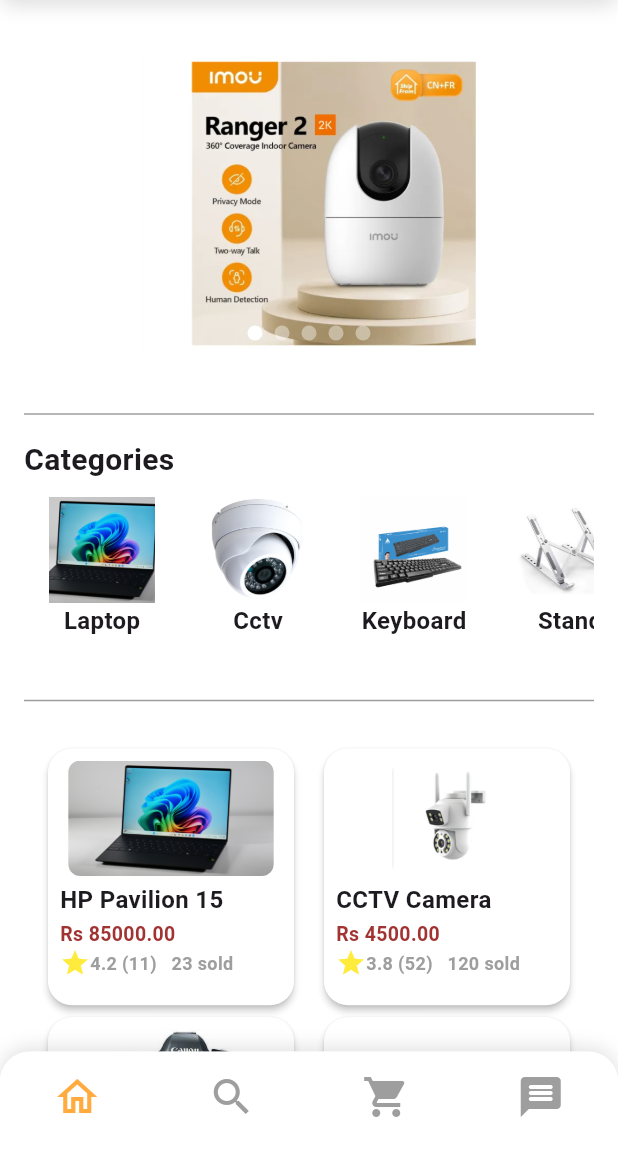
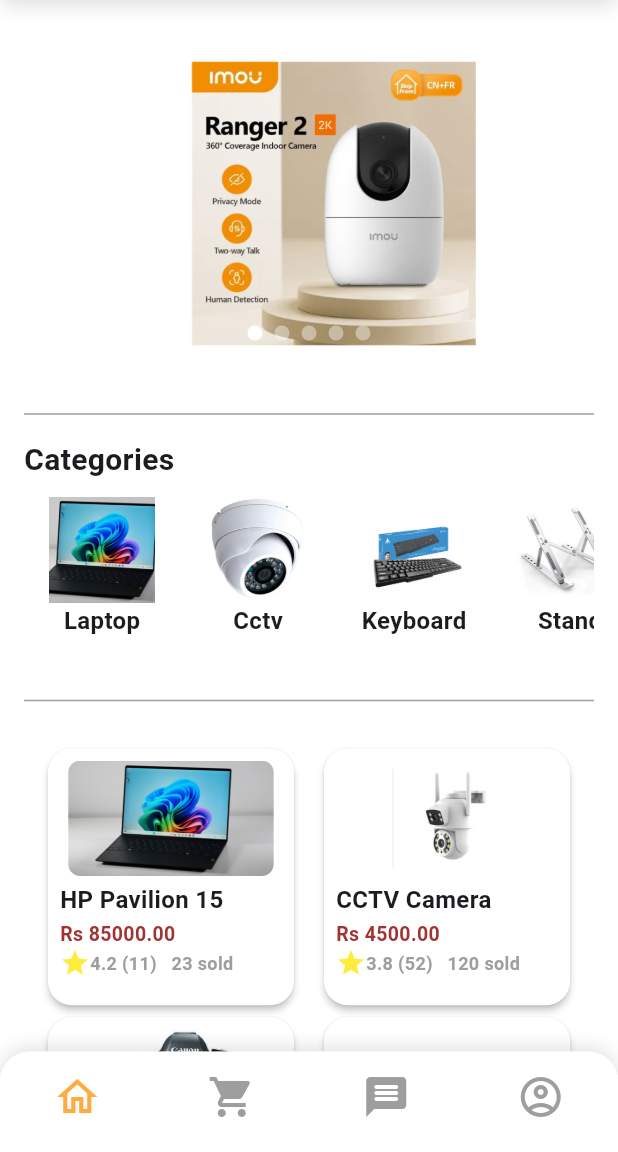
Before and after one commit to 39laxmann/E_commerce-App, a Flutter app: the screen it shows after launch, on a phone screen of 412 x 824 dp, the part 84-1236 px from its top. Run offline on Flutter 3.47's test engine with Material 3 defaults, Android fonts, the phone set to English and light mode, and no system bars; drawn by our look-alikes of carousel_slider, shimmer; missing offline and left inert: dart:ffi.

Commit message:
common bottom nav bar

```diff
--- a/lib/common/scaffold_with_bottomnavbar.dart
+++ b/lib/common/scaffold_with_bottomnavbar.dart
@@ -55,16 +55,17 @@
                 icon: Icon(Icons.home_outlined, size: 32),
                 label: '',
               ),
-              BottomNavigationBarItem(
-                icon: Icon(Icons.search, size: 32),
-                label: '',
-              ),
+
               BottomNavigationBarItem(
                 icon: Icon(Icons.shopping_cart, size: 32),
                 label: '',
               ),
               BottomNavigationBarItem(
                 icon: Icon(Icons.message_rounded, size: 32),
+                label: '',
+              ),
+              BottomNavigationBarItem(
+                icon: Icon(Icons.account_circle_outlined, size: 32),
                 label: '',
               ),
             ],
```
